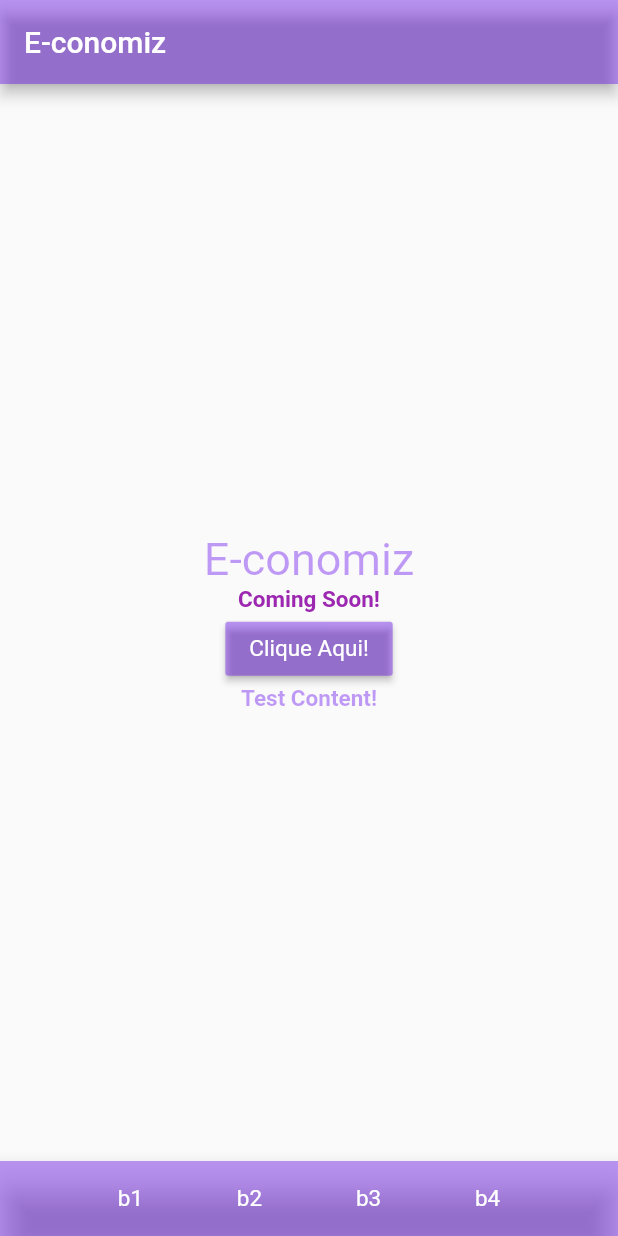
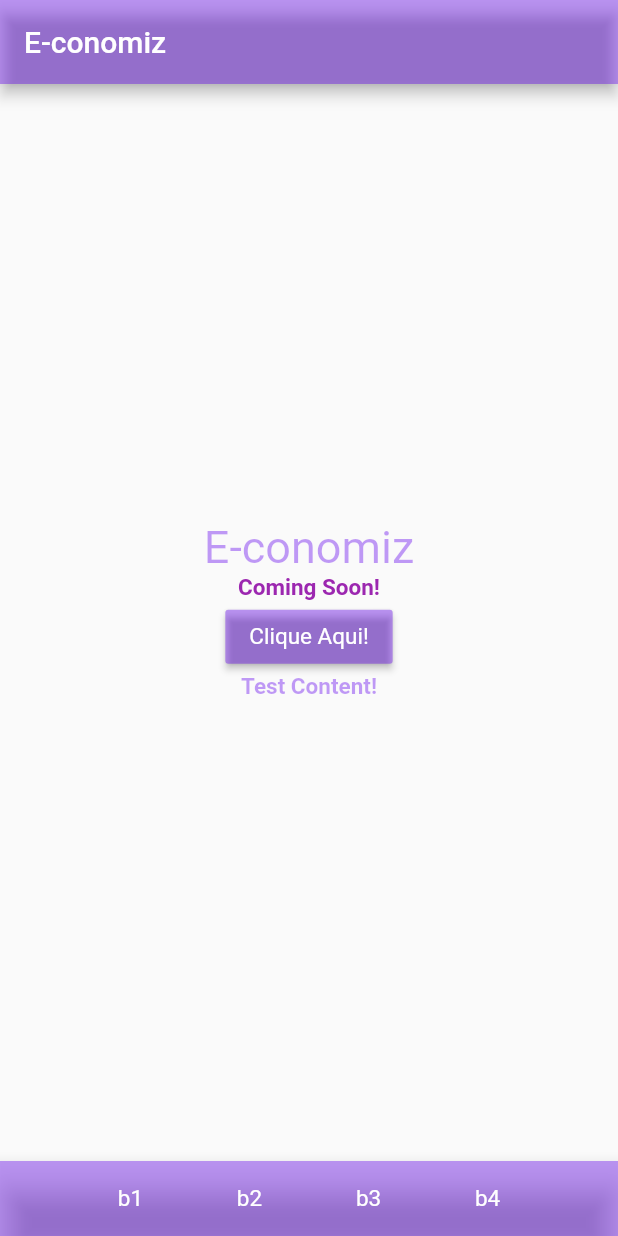
Before and after one commit to GuiQRSM/E-conomiz, a Flutter app: the screen it shows after launch, on a phone screen of 412 x 824 dp. Run offline on Flutter 3.47's test engine with Material 2 defaults, Android fonts, the phone set to English and light mode, and no system bars.

Commit message:
Set the 'padding:' attribute of the Paddiing() class to .only

```diff
--- a/lib/HomeStateFul.dart
+++ b/lib/HomeStateFul.dart
@@ -40,7 +40,7 @@ class _HomeStateFulState extends State<HomeStateFul> {
       body: Container(
         width: double.infinity,
         child: Padding(
-          padding: EdgeInsets.all(17),
+          padding: EdgeInsets.only(bottom: 16),
           child: Column(
             mainAxisAlignment: MainAxisAlignment.center,
             children: <Widget>[
```
